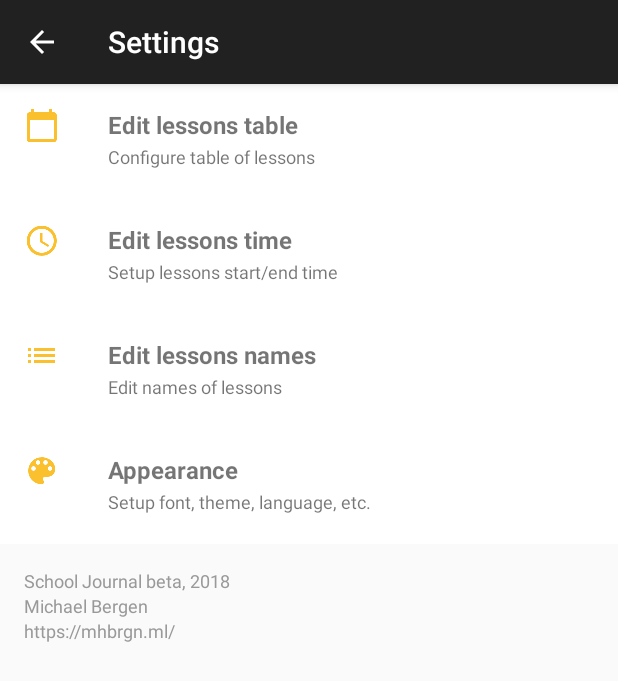
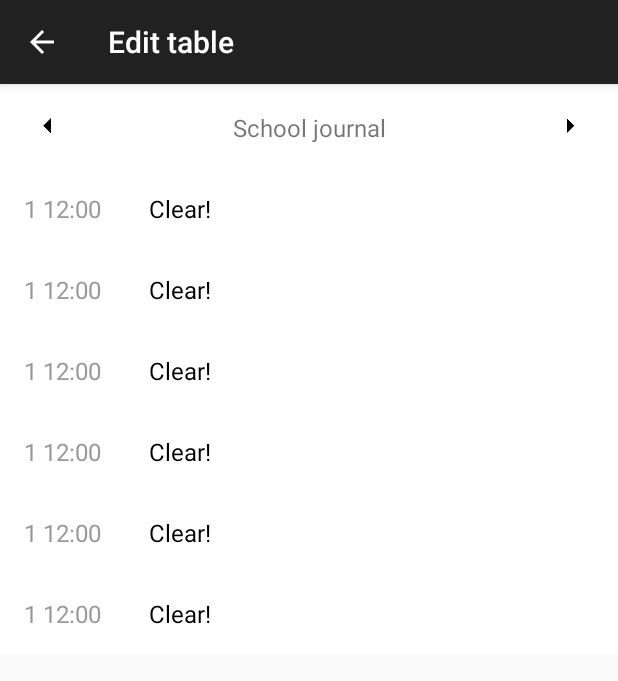
Before and after one commit to melianmiko/lessons-schedule-android, an Android app: the settingsActivity screen opened directly, with no data from a screen before it, after a tap on "Edit lessons table", on a phone screen of 412 x 824 dp. Shown: the top 681 px of the screen. Run offline under Robolectric (Android 15) with nearby library versions, the phone set to English and light mode, and no system bars.

Commit message:
Added lessons table to SQL, tableEditActivity 1

```diff
--- a/app/src/main/AndroidManifest.xml
+++ b/app/src/main/AndroidManifest.xml
@@ -27,6 +27,9 @@
         <activity android:name="namesEditActivity"
             android:label="@string/edit_names"
             android:parentActivityName=".settingsActivity"/>
+        <activity android:name=".tableEditActivity"
+            android:label="@string/table_edit"
+            android:parentActivityName=".settingsActivity"/>
 
     </application>
 
--- a/app/src/main/java/ml/mhbrgn/schooljournal/LessonsStorage.java
+++ b/app/src/main/java/ml/mhbrgn/schooljournal/LessonsStorage.java
@@ -4,7 +4,6 @@ import android.content.Context;
 import android.database.Cursor;
 import android.database.sqlite.SQLiteDatabase;
 import android.database.sqlite.SQLiteOpenHelper;
-
 import java.util.ArrayList;
 import java.util.List;
 
@@ -20,6 +19,21 @@ public class LessonsStorage extends SQLiteOpenHelper  {
         NameRecord(int id, String name) {this.id = id; this.name = name;}
     }
 
+    class TableItem {
+        int day; int n; int lesson;
+        TableItem(int day, int n, int lsn) {this.day = day; this.n = n; this.lesson = lsn;}
+    }
+
+    class DailyTable {
+        int day; TableItem[] content;
+        DailyTable(int day, TableItem[] data) {this.day = day; this.content = data;}
+    }
+
+    class LessonsTable {
+        DailyTable[] content;
+        LessonsTable(DailyTable[] data) {content = data;}
+    }
+
     private static final int version = 1;
     private static final String clearLsnDay = "[]";
     private static final int workDays = 5;
@@ -30,13 +44,10 @@ public class LessonsStorage extends SQLiteOpenHelper  {
 
     @Override
     public void onCreate(SQLiteDatabase db) {
-        db.execSQL("CREATE TABLE lessons(id INTEGER, name TEXT)");
-        db.execSQL("CREATE TABLE times(id INTEGER, startTime INTEGER, endTime INTEGER)");
-        db.execSQL("CREATE TABLE lessonsTable(day INTEGER, jsonArray TEXT)");
+        db.execSQL("CREATE TABLE lessons(id INT, name TEXT)");
+        db.execSQL("CREATE TABLE times(id INT, startTime INT, endTime INT)");
+        db.execSQL("CREATE TABLE lessonsTable(day INT, number INT, lesson INT, auditory INT)");
         db.execSQL("CREATE TABLE preferences(name TINYTEXT, value TINYTEXT)");
-
-        // Create days in lessonsTable
-        for (int i = 0; i < 7; i++) { db.execSQL("INSERT INTO lessonsTable(day, jsonArray) VALUES ("+i+",\""+clearLsnDay+"\")"); }
 
         // Set work days pref
         db.execSQL("INSERT INTO preferences(name,value) VALUES (\"workDays\",\""+workDays+"\")");
@@ -135,6 +146,10 @@ public class LessonsStorage extends SQLiteOpenHelper  {
         // Rebase complete!
     }
 
+    private int getLessonsCount() {
+        return this.getTimes().length;
+    }
+
     // ============================================================================================
     // Names manage
 
@@ -181,4 +196,53 @@ public class LessonsStorage extends SQLiteOpenHelper  {
         SQLiteDatabase db = this.getWritableDatabase();
         db.execSQL("UPDATE lessons SET name=\""+name+"\" WHERE id="+id);
     }
+
+    public void nameRem(int id) {
+        SQLiteDatabase db = this.getWritableDatabase();
+        db.execSQL("DELETE FROM lessons WHERE id="+id);
+    }
+
+    // ============================================================================================
+    // Table manage
+
+    public void tableSet(int day, int number, int lesson) {
+        SQLiteDatabase db = this.getWritableDatabase();
+        if(tableIsDefined(day,number)) db.execSQL("UPDATE lessonsTable SET lesson"+lesson+" WHERE day="+day+" AND number="+number);
+        else db.execSQL("INSERT INTO lessonsTable(day,number,lesson) VALUES ("+day+","+number+","+lesson+")");
+    }
+
+    public DailyTable getDayLessons(int day) {
+        ArrayList<TableItem> records = new ArrayList<>();
+        int lessons = this.getLessonsCount();
+        for(int i = 1; i <= lessons; i++) {
+            records.add(this.getFromTable(day, i));
+        }
+        TableItem[] data = records.toArray(new TableItem[records.size()]);
+
+        return new DailyTable(day,data);
+    }
+
+    public LessonsTable getTable() {
+        ArrayList<DailyTable> out = new ArrayList<>();
+        for(int i = 0; i <= 7; i++) out.add(this.getDayLessons(i));
+        DailyTable[] data = out.toArray(new DailyTable[out.size()]);
+        return new LessonsTable(data);
+    }
+
+    private boolean tableIsDefined(int day, int n) {
+        return getFromTable(day, n) != null;
+    }
+
+    private TableItem getFromTable(int day, int n) {
+        SQLiteDatabase db = this.getWritableDatabase();
+        Cursor cursor = db.rawQuery("SELECT * FROM lessonsTable WHERE day="+day+" AND number="+n, null);
+        if(cursor.moveToFirst()) {
+            TableItem ret = new TableItem(day,n,cursor.getInt(cursor.getColumnIndex("lesson")));
+            cursor.close();
+            return ret;
+        } else {
+            cursor.close();
+            return null;
+        }
+    }
 }
--- a/app/src/main/java/ml/mhbrgn/schooljournal/namesEditActivity.java
+++ b/app/src/main/java/ml/mhbrgn/schooljournal/namesEditActivity.java
@@ -14,7 +14,6 @@ import android.view.ViewGroup;
 import android.widget.EditText;
 import android.widget.ImageButton;
 import android.widget.TextView;
-import android.widget.Toast;
 
 public class namesEditActivity extends AppCompatActivity {
     LessonsStorage ls;
@@ -62,7 +61,9 @@ public class namesEditActivity extends AppCompatActivity {
             holder.remove_button.setOnClickListener(new View.OnClickListener() {
                 @Override
                 public void onClick(View v) {
-                    Toast.makeText(namesEditActivity.this, ""+nameID, Toast.LENGTH_SHORT).show();
+                    LessonsStorage ls = new LessonsStorage(namesEditActivity.this);
+                    ls.nameRem(nameID);
+                    namesEditActivity.this.updateList();
                 }
             });
         }
--- a/app/src/main/java/ml/mhbrgn/schooljournal/settingsActivity.java
+++ b/app/src/main/java/ml/mhbrgn/schooljournal/settingsActivity.java
@@ -19,13 +19,68 @@ import java.util.List;
 public class settingsActivity extends AppCompatActivity {
     ListItem[] menuContent;
 
+    class SettingsAdapter extends RecyclerView.Adapter<SettingsAdapter.ViewHolder> {
+        private settingsActivity.ListItem[] mData;
+
+        // Provide a reference to the views for each data item
+        // Complex data items may need more than one view per item, and
+        // you provide access to all the views for a data item in a view holder
+        class ViewHolder extends RecyclerView.ViewHolder {
+            // each data item is just a string in this case
+            TextView mTextView;
+            TextView mDescView;
+            ImageView mIconView;
+            View root;
+            ViewHolder(View v) {
+                super(v);
+                root = v;
+                mTextView = v.findViewById(R.id.title);
+                mDescView = v.findViewById(R.id.description);
+                mIconView = v.findViewById(R.id.icon);
+            }
+        }
+
+        // Provide a suitable constructor (depends on the kind of dataset)
+        SettingsAdapter(settingsActivity.ListItem[] data) {
+            mData = data;
+        }
+
+        // Create new views (invoked by the layout manager)
+        @NonNull
+        @Override
+        public ViewHolder onCreateViewHolder(@NonNull ViewGroup parent, int viewType) {
+            // create a new view
+            View v = LayoutInflater.from(parent.getContext())
+                    .inflate(R.layout.settings_title_textview, parent, false);
+
+            return new ViewHolder(v);
+        }
+
+        // Replace the contents of a view (invoked by the layout manager)
+        @Override
+        public void onBindViewHolder(@NonNull ViewHolder holder, int position) {
+            // - get element from your dataset at this position
+            // - replace the contents of the view with that element
+            holder.mTextView.setText(mData[position].title);
+            holder.mDescView.setText(mData[position].description);
+            holder.mIconView.setImageDrawable(mData[position].icon);
+            holder.root.setOnClickListener(mData[position].click);
+        }
+
+        // Return the size of your dataset (invoked by the layout manager)
+        @Override
+        public int getItemCount() {
+            return mData.length;
+        }
+    }
+
     void fillMenuContent() {
         List<ListItem> menu = new ArrayList<>();
         // Add items to menu
         menu.add(new ListItem(R.string.editTable, R.string.editTableDesc, R.drawable.baseline_calendar_today_black_24, new View.OnClickListener() {
             @Override
             public void onClick(View v) {
-
+                settingsActivity.this.startActivity(new Intent(settingsActivity.this, tableEditActivity.class));
             }
         }));
 
@@ -64,7 +119,7 @@ public class settingsActivity extends AppCompatActivity {
             // Convert res-ids to strings
             title = getResources().getString(t);
             description = getResources().getString(d);
-            icon = ContextCompat.getDrawable(settingsActivity.this, i);;
+            icon = ContextCompat.getDrawable(settingsActivity.this, i);
             click = c;
         }
     }
@@ -89,62 +144,3 @@ public class settingsActivity extends AppCompatActivity {
         mRecyclerView.setAdapter(mAdapter);
     }
 }
-
-
-// =-=-=-=-=-=-=-=-=-=-=-=-=-=-=-=-=-=-=-=-=-=-=-=-=-=-=-=-=-=-=-=-=-=-=-=-=-=-=-=-=-=-=-=-=-=-=-=-=-=-=-=-=-=-=-=-
-
-
-class SettingsAdapter extends RecyclerView.Adapter<SettingsAdapter.ViewHolder> {
-    private settingsActivity.ListItem[] mData;
-
-    // Provide a reference to the views for each data item
-    // Complex data items may need more than one view per item, and
-    // you provide access to all the views for a data item in a view holder
-    static class ViewHolder extends RecyclerView.ViewHolder {
-        // each data item is just a string in this case
-        TextView mTextView;
-        TextView mDescView;
-        ImageView mIconView;
-        View root;
-        ViewHolder(View v) {
-            super(v);
-            root = v;
-            mTextView = v.findViewById(R.id.title);
-            mDescView = v.findViewById(R.id.description);
-            mIconView = v.findViewById(R.id.icon);
-        }
-    }
-
-    // Provide a suitable constructor (depends on the kind of dataset)
-    SettingsAdapter(settingsActivity.ListItem[] data) {
-        mData = data;
-    }
-
-    // Create new views (invoked by the layout manager)
-    @NonNull
-    @Override
-    public ViewHolder onCreateViewHolder(@NonNull ViewGroup parent, int viewType) {
-        // create a new view
-        View v = LayoutInflater.from(parent.getContext())
-                .inflate(R.layout.settings_title_textview, parent, false);
-
-        return new ViewHolder(v);
-    }
-
-    // Replace the contents of a view (invoked by the layout manager)
-    @Override
-    public void onBindViewHolder(@NonNull ViewHolder holder, int position) {
-        // - get element from your dataset at this position
-        // - replace the contents of the view with that element
-        holder.mTextView.setText(mData[position].title);
-        holder.mDescView.setText(mData[position].description);
-        holder.mIconView.setImageDrawable(mData[position].icon);
-        holder.root.setOnClickListener(mData[position].click);
-    }
-
-    // Return the size of your dataset (invoked by the layout manager)
-    @Override
-    public int getItemCount() {
-        return mData.length;
-    }
-}
--- /dev/null
+++ b/app/src/main/java/ml/mhbrgn/schooljournal/tableEditActivity.java
@@ -0,0 +1,78 @@
+package ml.mhbrgn.schooljournal;
+
+import android.os.Bundle;
+import android.support.annotation.NonNull;
+import android.support.v7.app.AppCompatActivity;
+import android.support.v7.widget.LinearLayoutManager;
+import android.support.v7.widget.RecyclerView;
+import android.view.LayoutInflater;
+import android.view.View;
+import android.view.ViewGroup;
+import android.widget.TextView;
+
+public class tableEditActivity extends AppCompatActivity {
+    final LessonsStorage ls = new LessonsStorage(this);
+
+    // ====================================================================================
+    class DailyTableAdapter extends RecyclerView.Adapter<DailyTableAdapter.ViewHolder> {
+        LessonsStorage.TableItem[] mData;
+
+        DailyTableAdapter(LessonsStorage.TableItem[] data) {
+            mData = data;
+        }
+
+        class ViewHolder extends RecyclerView.ViewHolder {
+            View root; TextView timeBox; TextView nameBox;
+            ViewHolder(View v) {
+                super(v);
+                root = v;
+                timeBox = v.findViewById(R.id.timebox);
+                nameBox = v.findViewById(R.id.namebox);
+            }
+        }
+
+        @NonNull
+        @Override
+        public DailyTableAdapter.ViewHolder onCreateViewHolder(@NonNull ViewGroup parent, int viewType) {
+            View v = LayoutInflater.from(parent.getContext())
+                    .inflate(R.layout.table_edit_list_item, parent, false);
+
+            return new ViewHolder(v);
+        }
+
+        @Override
+        public void onBindViewHolder(@NonNull DailyTableAdapter.ViewHolder holder, int position) {
+            if(mData[position] != null) {
+                holder.timeBox.setText(String.valueOf(mData[position].n));
+                holder.nameBox.setText(mData[position].lesson);
+            } else {
+                holder.nameBox.setText(R.string.empy_list_item);
+            }
+        }
+
+        @Override
+        public int getItemCount() {
+            return mData.length;
+        }
+    }
+    // ====================================================================================
+
+    @Override
+    protected void onCreate(Bundle savedInstanceState) {
+        super.onCreate(savedInstanceState);
+        setContentView(R.layout.activity_table_edit);
+
+        this.updateList();
+    }
+
+    void updateList() {
+        LessonsStorage.TableItem[] data = ls.getDayLessons(0).content;
+        RecyclerView.Adapter adapter = new DailyTableAdapter(data);
+        RecyclerView.LayoutManager lm = new LinearLayoutManager(this);
+
+        RecyclerView rv = findViewById(R.id.table_edit_list);
+        rv.setHasFixedSize(true);
+        rv.setLayoutManager(lm);
+        rv.setAdapter(adapter);
+    }
+}
--- /dev/null
+++ b/app/src/main/res/layout/activity_table_edit.xml
@@ -0,0 +1,47 @@
+<?xml version="1.0" encoding="utf-8"?>
+<LinearLayout xmlns:android="http://schemas.android.com/apk/res/android"
+    android:layout_width="match_parent"
+    android:layout_height="match_parent"
+    android:orientation="vertical">
+
+    <RelativeLayout
+        android:layout_width="match_parent"
+        android:layout_height="56dp"
+        android:background="@color/white">
+
+        <ImageButton
+            style="@style/Widget.AppCompat.Button.Borderless.Colored"
+            android:layout_width="64dp"
+            android:layout_height="56dp"
+            android:id="@+id/day_back"
+            android:src="@drawable/baseline_arrow_left_black_24"
+            android:contentDescription="@string/day_back" />
+
+        <TextView
+            android:layout_width="match_parent"
+            android:layout_height="wrap_content"
+            android:text="@string/app_name"
+            android:id="@+id/text_weekday"
+            android:textSize="16sp"
+            android:layout_marginStart="64dp"
+            android:layout_marginEnd="64dp"
+            android:layout_marginTop="18dp"
+            android:textAlignment="center"/>
+
+        <ImageButton
+            style="@style/Widget.AppCompat.Button.Borderless.Colored"
+            android:layout_width="64dp"
+            android:layout_height="56dp"
+            android:id="@+id/day_next"
+            android:src="@drawable/baseline_arrow_right_black_24"
+            android:contentDescription="@string/day_back"
+            android:layout_alignParentEnd="true"/>
+
+    </RelativeLayout>
+
+    <android.support.v7.widget.RecyclerView
+        android:layout_width="match_parent"
+        android:layout_height="wrap_content"
+        android:id="@+id/table_edit_list"/>
+
+</LinearLayout>
--- /dev/null
+++ b/app/src/main/res/layout/table_edit_list_item.xml
@@ -0,0 +1,35 @@
+<?xml version="1.0" encoding="utf-8"?>
+<LinearLayout
+    xmlns:android="http://schemas.android.com/apk/res/android"
+    android:layout_width="match_parent"
+    android:layout_height="wrap_content"
+    android:orientation="horizontal"
+    android:clickable="true"
+    android:focusable="true"
+    android:background="@drawable/list_item">
+
+    <TextView
+        android:layout_width="wrap_content"
+        android:layout_height="wrap_content"
+        android:layout_marginStart="16dp"
+        android:layout_marginBottom="16dp"
+        android:layout_marginTop="16dp"
+        android:layout_marginEnd="16dp"
+        android:textSize="16sp"
+        android:id="@+id/timebox"
+        android:textColor="@color/grey"
+        android:text="@string/table_num_demo"/>
+
+    <TextView
+        android:layout_width="match_parent"
+        android:layout_height="wrap_content"
+        android:layout_marginStart="16dp"
+        android:layout_marginBottom="16dp"
+        android:layout_marginTop="16dp"
+        android:layout_marginEnd="16dp"
+        android:textSize="16sp"
+        android:id="@+id/namebox"
+        android:textColor="#000"
+        android:text="@string/app_name"/>
+
+</LinearLayout>
--- a/app/src/main/res/values/strings.xml
+++ b/app/src/main/res/values/strings.xml
@@ -31,11 +31,14 @@
     <string name="dubledot">:</string>
     <string name="incorrect_time">Incorrect time format</string>
     <string name="reset_defs">Reset defaults</string>
-    <string name="ok">Ok</string>
+    <string name="ok">OK</string>
     <string name="times_wipe_msg">All your times will be removed and replaced with default table.</string>
     <string name="times_wipe_title">Restore default times?</string>
     <string name="edit_names">Edit names</string>
     <string name="name_add">Create new lesson name:</string>
     <string name="input_lesson_name">Lesson name</string>
     <string name="name_mod">Modify name</string>
+    <string name="table_num_demo">1 12:00</string>
+    <string name="table_edit">Edit table</string>
+    <string name="empy_list_item">Clear!</string>
 </resources>
--- a/build.gradle
+++ b/build.gradle
@@ -7,7 +7,7 @@ buildscript {
         jcenter()
     }
     dependencies {
-        classpath 'com.android.tools.build:gradle:3.2.0-alpha11'
+        classpath 'com.android.tools.build:gradle:3.2.0-alpha14'
 
 
         // NOTE: Do not place your application dependencies here; they belong
```
